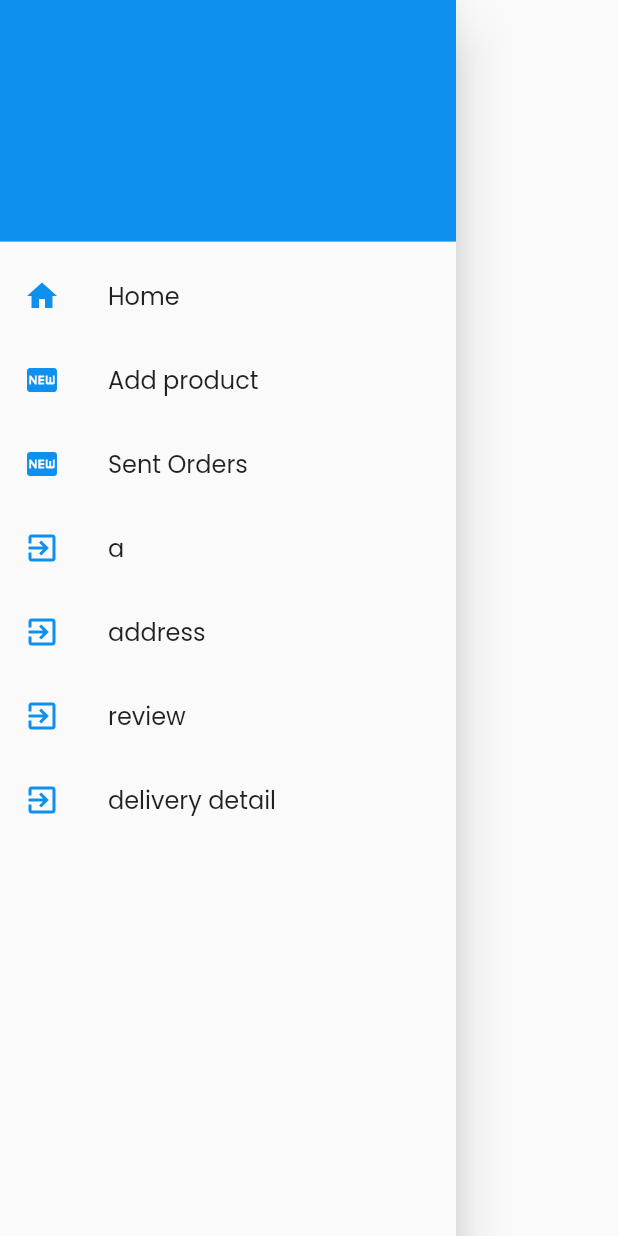
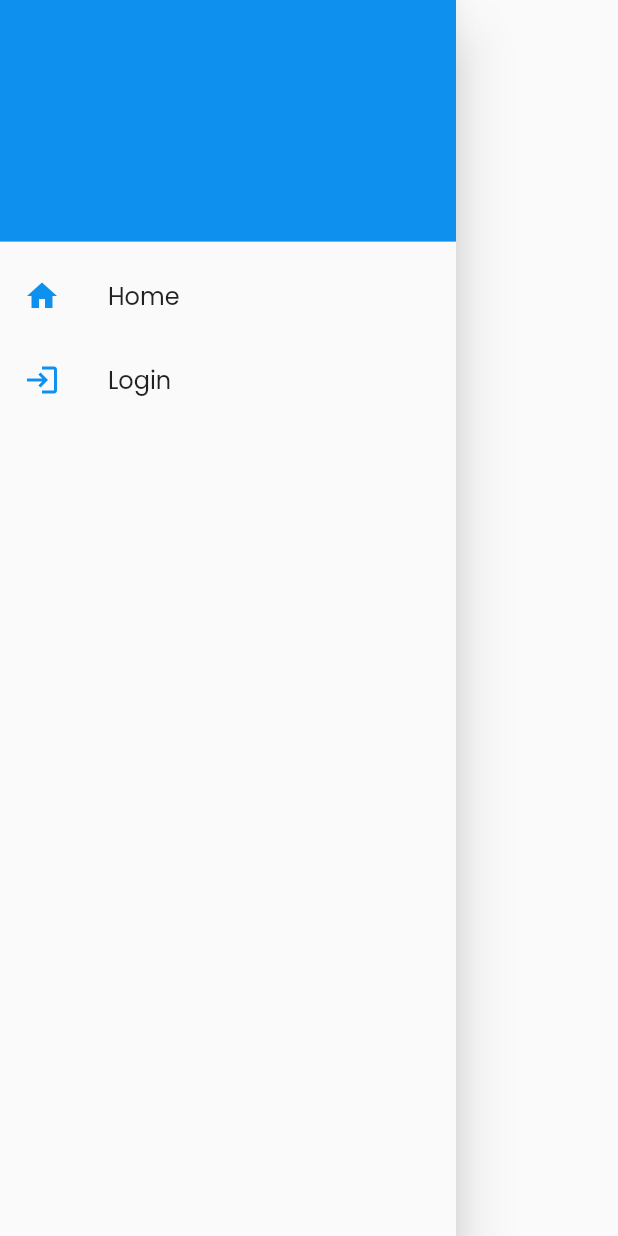
Before and after one commit to finalprojectG34/flutter, a Flutter app: the DrawerPage widget shown alone on an empty page, opened directly, on a phone screen of 412 x 824 dp. Run offline on Flutter 3.47's test engine with Material 2 defaults, Android fonts, the phone set to English and light mode, and no system bars; our stand-ins replace carousel_slider, dropdown_button2, equatable, firebase_auth, firebase_core, firebase_storage and 13 more; accounts and stored records are empty; network calls fail.

Commit message:
code cleanup

```diff
--- a/lib/data/data_access/item_operation.dart
+++ b/lib/data/data_access/item_operation.dart
@@ -36,7 +36,6 @@ class ItemOperation {
     });
 
     if (response.hasException) {
-      print("eeeeeeeeeeeeeeeeeeeeeeeeeeeeeeeeeeee");
       print(response.exception);
     }
 
@@ -104,11 +103,9 @@ class ItemOperation {
       throw TimeoutException('request timed out', const Duration(seconds: 30));
     });
     if (response.hasException) {
-      print("eeeeeeeeeeeeeeeeeeeeeeeeeeeeeeeeeeee");
       print(response.exception);
       // throw response.exception;
     } else {
-      print("rrrrrrrrrrrrrrrrrrrrrrrrr");
       print(response);
     }
     return (response.data!['getCartByUserId'] as List)
@@ -138,11 +135,9 @@ class ItemOperation {
       fetchPolicy: FetchPolicy.networkOnly,
     ));
     if (response.hasException) {
-      print("eeeeeeeeeeeeeeeeeeeeeeeeeeeeeeeeeeee");
       print(response.exception);
       // throw response.exception;
     } else {
-      print("rrrrrrrrrrrrrrrrrrrrrrrrr");
       print(response);
     }
   }
--- a/lib/data/repository/item_repository.dart
+++ b/lib/data/repository/item_repository.dart
@@ -1,5 +1,3 @@
-import 'package:flutter_secure_storage/flutter_secure_storage.dart';
-import 'package:get/get.dart';
 import 'package:sms/data/data_access/item_operation.dart';
 
 import '../../src/app.dart';
@@ -8,8 +6,6 @@ class ItemRepository {
   final ItemOperation itemOperation;
 
   ItemRepository({required this.itemOperation});
-
-  final storage = Get.find<FlutterSecureStorage>();
 
   Future<List<Item>> getItems() async {
     return itemOperation.getItems();
--- a/lib/src/packages/application_bindings.dart
+++ b/lib/src/packages/application_bindings.dart
@@ -1,5 +1,4 @@
 import 'package:get/get.dart';
-import 'package:sms/data/data_access/cart_data_access.dart';
 import 'package:sms/data/data_access/item_operation.dart';
 import 'package:sms/data/repository/item_repository.dart';
 import 'package:sms/data/repository/shop_repository.dart';
@@ -31,7 +30,7 @@ class ApplicationBindings implements Bindings {
   );
 
   final CartRepository _cartRepository = CartRepository(
-    cartDataAccess: CartDataAccess(gqlClient: Client().connect),
+    gqlClient: Client().connect,
   );
 
   final OrderRepository _orderRepository = OrderRepository(
--- a/lib/src/packages/graphql_client.dart
+++ b/lib/src/packages/graphql_client.dart
@@ -1,7 +1,7 @@
 import 'package:flutter_secure_storage/flutter_secure_storage.dart';
 import 'package:graphql_flutter/graphql_flutter.dart';
 
-final HttpLink _httpLink = HttpLink('http://192.168.0.36:8000/graphql');
+final HttpLink _httpLink = HttpLink('http://192.168.0.167:8000/graphql');
 
 Link concat() {
   const storage = FlutterSecureStorage();
--- a/lib/src/screens/cart_page/cart_page_ctx.dart
+++ b/lib/src/screens/cart_page/cart_page_ctx.dart
@@ -39,7 +39,7 @@ class CartPageController extends GetxController {
     isCartLoading(true);
     try {
       List<Cart> carts = await cartRepository.getCart();
-      cartList!(carts.obs);
+      cartList!(carts);
     } on TimeoutException catch (e) {
       err(e.message);
       errOccurred(true);
--- a/lib/src/screens/drawer/drawer.dart
+++ b/lib/src/screens/drawer/drawer.dart
@@ -2,14 +2,10 @@ import 'package:flutter/material.dart';
 import 'package:flutter_easyloading/flutter_easyloading.dart';
 import 'package:get/get.dart';
 import 'package:get/get_core/src/get_main.dart';
+import 'package:sms/src/screens/components/add_shop.dart';
 import 'package:sms/src/screens/home_page/AppCtx.dart';
 
-import '../../app.dart';
-import '../components/add_address.dart';
-import '../components/add_review.dart';
-import '../components/add_shop.dart';
-import '../components/delivery_detail.dart';
-import '../components/shop_detail_component.dart';
+import '../auth/login/login.dart';
 import '../order_page/order_page.dart';
 import '../order_page/received_orders.dart';
 
@@ -47,20 +43,19 @@ class DrawerPage extends StatelessWidget {
                 color: Color(0xFF0D90EE),
               ),
             ),
-            // ListTile(
-            //   title: const Text('Category'),
-            //   onTap: () {
-            //     // context.read<NavigationBloc>().add(Navigated(Routes.category));
-            //     // Navigator.pop(context);
-            //     Navigator.pushNamed(context, "/add_image");
-            //   },
-            //   leading: const Icon(
-            //     Icons.category,
-            //     color: Color(0xFF0D90EE),
-            //   ),
-            //   // selected: routes == Routes.category,
-            // ),
-            // if (ctx.isAuthenticated.isTrue)
+            if (ctx.isAuthenticated.isFalse)
+              ListTile(
+                title: const Text('Login'),
+                onTap: () {
+                  Get.to(() => Login());
+                },
+                // selected: routes == Routes.home,
+                leading: const Icon(
+                  Icons.login,
+                  color: Color(0xFF0D90EE),
+                ),
+              ),
+            if (ctx.isAuthenticated.isTrue)
               ListTile(
                 title: const Text('Add product'),
                 onTap: () {
@@ -86,6 +81,18 @@ class DrawerPage extends StatelessWidget {
               ),
             if (ctx.isAuthenticated.isTrue)
               ListTile(
+                title: const Text('My Shop'),
+                onTap: () {
+                  Get.to(() => AddShop(redirectFrom: 'drawer'));
+                },
+                leading: const Icon(
+                  Icons.fiber_new,
+                  color: Color(0xFF0D90EE),
+                ),
+                // selected: routes == Routes.newProducts,
+              ),
+            if (ctx.isAuthenticated.isTrue)
+              ListTile(
                 title: const Text('Received Orders'),
                 onTap: () {
                   // context.read<NavigationBloc>().add(Navigated(Routes.admin));
@@ -98,7 +105,7 @@ class DrawerPage extends StatelessWidget {
                 ),
                 // selected: routes == Routes.admin,
               ),
-            // if (ctx.isAuthenticated.isTrue)
+            if (ctx.isAuthenticated.isTrue)
               ListTile(
                 title: const Text('Sent Orders'),
                 onTap: () {
@@ -111,63 +118,10 @@ class DrawerPage extends StatelessWidget {
                 ),
                 // selected: routes == Routes.newProducts,
               ),
-            ListTile(
-              title: const Text('a'),
-              onTap: () {
-                Get.to(() => ShopDetail());
-              },
-              leading: const Icon(
-                Icons.exit_to_app,
-                color: Color(0xFF0D90EE),
-              ),
-            ),
-            ListTile(
-              title: const Text('address'),
-              onTap: () {
-                Get.to(() => AddAddress());
-              },
-              leading: const Icon(
-                Icons.exit_to_app,
-                color: Color(0xFF0D90EE),
-              ),
-            ),
-            ListTile(
-              title: const Text('review'),
-              onTap: () {
-                Get.to(() => AddReview());
-              },
-              leading: const Icon(
-                Icons.exit_to_app,
-                color: Color(0xFF0D90EE),
-              ),
-            ),
-            ListTile(
-              title: const Text('delivery detail'),
-              onTap: () {
-                Get.to(() => DeliveryDetail());
-              },
-              leading: const Icon(
-                Icons.exit_to_app,
-                color: Color(0xFF0D90EE),
-              ),
-            ),
             if (ctx.isAuthenticated.isTrue)
               const Divider(
                 height: 1.0,
               ),
-            // ListTile(
-            //   title: const Text('Profile'),
-            //   onTap: () {
-            //     // context.read<NavigationBloc>().add(Navigated(Routes.profile));
-            //     // Navigator.pop(context);
-            //   },
-            //   leading: const Icon(
-            //     Icons.account_circle,
-            //     color: Color(0xFF0D90EE),
-            //   ),
-            //   // selected: routes == Routes.profile,
-            // ),
-
             if (ctx.isAuthenticated.isTrue)
               ListTile(
                 title: const Text('Logout'),
@@ -210,7 +164,7 @@ class DrawerPage extends StatelessWidget {
                   );
                 },
                 leading: const Icon(
-                  Icons.exit_to_app,
+                  Icons.logout,
                   color: Color(0xFF0D90EE),
                 ),
               )
--- a/lib/src/screens/home_page/App.dart
+++ b/lib/src/screens/home_page/App.dart
@@ -69,7 +69,7 @@ class _AppState extends State<App> {
     switch (index) {
       case 1:
         // _selectedIndex = index;
-        appController.changePage('Explore', index);
+        appController.changePage('My Items', index);
         return SentOrderDetail();
       //   Query(
       //   options: QueryOptions(
@@ -180,7 +180,7 @@ class _AppState extends State<App> {
               const BottomNavigationBarItem(
                   icon: Icon(Icons.home_outlined), label: 'Home'),
               const BottomNavigationBarItem(
-                  icon: Icon(Icons.search), label: 'Explore'),
+                  icon: Icon(Icons.my_library_books_outlined), label: 'My Items'),
               const BottomNavigationBarItem(
                   icon: Icon(Icons.add), label: 'Add'),
               const BottomNavigationBarItem(
--- a/pubspec.yaml
+++ b/pubspec.yaml
@@ -60,7 +60,7 @@ dependencies:
   flutter_easyloading: ^3.0.5
   flutter_secure_storage: ^5.0.2
   group_button:
-  infinite_scroll_pagination:
+  infinite_scroll_pagination: 3.1.0
   firebase_storage: ^10.2.17
   path_provider:
   flutter_rating_bar: ^4.0.1
```
Also changed, not shown: lib/data/data_access/cart_data_access.dart (deleted, +0 -90 lines), lib/data/repository/cart_repository.dart (+74 -7 lines), lib/data/database_operations/item_operation.dart (deleted), pubspec.lock. Lines whose indentation alone changed are shown as unchanged.
